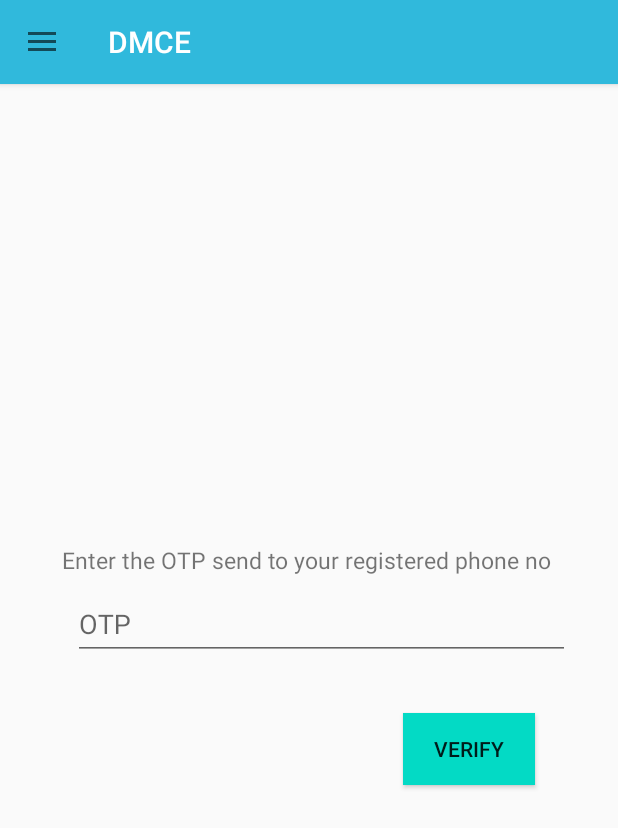
After one commit to underdogs3/Dmce-App, an Android app: the fragment VerifyPhoneNoFragment placed in its activity, on a phone screen of 412 x 824 dp. The commit adds this screen. Shown: the top 828 px of the screen. Run offline under Robolectric (Android 15) with nearby library versions, the phone set to English and light mode, and no system bars; our stand-ins replace Firebase (no records; nobody signed in at launch, a user with empty details on screens opened directly).

Commit message:
OTP verify feature

```diff
--- a/app/src/main/AndroidManifest.xml
+++ b/app/src/main/AndroidManifest.xml
@@ -1,7 +1,7 @@
 <?xml version="1.0" encoding="utf-8"?>
 <manifest xmlns:android="http://schemas.android.com/apk/res/android"
     package="com.example.loginpage">
-
+    <uses-permission android:name="android.permission.INTERNET" />
     <application
         android:allowBackup="true"
         android:icon="@drawable/logo"
@@ -9,6 +9,7 @@
         android:roundIcon="@drawable/logo"
         android:supportsRtl="true"
         android:theme="@style/AppTheme">
+
         <activity android:name=".HomePage"></activity>
         <activity android:name=".MainActivity">
             <intent-filter>
--- /dev/null
+++ b/app/src/main/java/com/example/loginpage/Fragment/VerifyPhoneNoFragment.java
@@ -0,0 +1,180 @@
+package com.example.loginpage.Fragment;
+
+import android.os.Bundle;
+
+import androidx.annotation.NonNull;
+import androidx.fragment.app.Fragment;
+import androidx.fragment.app.FragmentTransaction;
+
+import android.util.Log;
+import android.view.LayoutInflater;
+import android.view.View;
+import android.view.ViewGroup;
+import android.widget.Button;
+import android.widget.EditText;
+import android.widget.Toast;
+
+import com.example.loginpage.R;
+import com.google.android.gms.tasks.OnCompleteListener;
+import com.google.android.gms.tasks.OnFailureListener;
+import com.google.android.gms.tasks.OnSuccessListener;
+import com.google.android.gms.tasks.Task;
+import com.google.android.gms.tasks.TaskExecutors;
+import com.google.firebase.FirebaseException;
+import com.google.firebase.auth.AuthResult;
+import com.google.firebase.auth.FirebaseAuth;
+import com.google.firebase.auth.PhoneAuthCredential;
+import com.google.firebase.auth.PhoneAuthProvider;
+import com.google.firebase.firestore.DocumentReference;
+import com.google.firebase.firestore.DocumentSnapshot;
+import com.google.firebase.firestore.FirebaseFirestore;
+
+import java.util.concurrent.TimeUnit;
+
+
+public class VerifyPhoneNoFragment extends Fragment {
+    Button verify_btn;
+    EditText otp_entered;
+    String phoneNo,countryCodee="+91";
+    FirebaseAuth fAuth;
+    FirebaseFirestore fStore;
+    String userId;
+    String veri;
+
+    public VerifyPhoneNoFragment () {
+        // Required empty public constructor
+    }
+
+
+    @Override
+    public void onCreate (Bundle savedInstanceState) {
+        super.onCreate(savedInstanceState);
+
+
+    }
+
+    @Override
+    public View onCreateView (LayoutInflater inflater, ViewGroup container,
+                              Bundle savedInstanceState) {
+        // Inflate the layout for this fragment
+        final View view = inflater.inflate(R.layout.fragment_verify_phone_no, container, false);
+        otp_entered = view.findViewById(R.id.otp_entered);
+        verify_btn =view.findViewById(R.id.verify_button);
+
+        fAuth = FirebaseAuth.getInstance();
+        fStore = FirebaseFirestore.getInstance();
+
+        userId = fAuth.getCurrentUser().getUid();
+        DocumentReference documentReference = fStore.collection("students").document(userId);
+        documentReference.get()
+                .addOnSuccessListener(new OnSuccessListener<DocumentSnapshot>() {
+                    @Override
+                    public void onSuccess (DocumentSnapshot value) {
+                        if(value.exists()){
+                            phoneNo =value.getString("phone_no").trim();
+                            sendVerificationCode(phoneNo);
+
+                        }else{
+
+                            Toast.makeText(getContext(),"Document does not exist", Toast.LENGTH_SHORT).show();
+                        }
+                    }
+                })
+                .addOnFailureListener(new OnFailureListener() {
+                    @Override
+                    public void onFailure (@NonNull Exception e) {
+                        Toast.makeText(getContext(), "Error", Toast.LENGTH_SHORT).show();
+                        Log.d("TAG",e.toString());
+                    }
+                });
+
+
+
+        verify_btn.setOnClickListener(new View.OnClickListener() {
+            @Override
+            public void onClick (View v) {
+                Toast.makeText(getActivity(), "Verifing....", Toast.LENGTH_SHORT).show();
+                String code = otp_entered.getText().toString().trim();
+                if(veri!=null){
+                    PhoneAuthCredential phoneAuthCredential= PhoneAuthProvider.getCredential(veri,code);
+                    FirebaseAuth.getInstance().signInWithCredential(phoneAuthCredential)
+                            .addOnCompleteListener(new OnCompleteListener<AuthResult>() {
+                                @Override
+                                public void onComplete (@NonNull Task<AuthResult> task) {
+
+                                    if(task.isSuccessful()){
+                                        UpdatePasswordFragment fragment = new UpdatePasswordFragment();
+                                        FragmentTransaction ft = getParentFragmentManager().beginTransaction();
+                                        ft.replace(R.id.frame_layout,fragment);
+                                        ft.commit();
+                                        Toast.makeText(getContext(), "OTP Verified", Toast.LENGTH_SHORT).show();
+                                    }else{
+                                        Toast.makeText(getContext(), "Entered OTP is invalid   ", Toast.LENGTH_SHORT).show();
+                                    }
+                                    if(task.isCanceled()){
+                                        Toast.makeText(getContext(), "Entered OTP is invalid   ", Toast.LENGTH_SHORT).show();
+                                    }
+
+                                }
+                            });
+                }
+            }
+        });
+
+
+
+//        PhoneAuthProvider.getInstance().verifyPhoneNumber(
+//               "+91"+phoneNo,
+//              60,
+//              TimeUnit.SECONDS,
+//              getActivity(),
+//              new PhoneAuthProvider.OnVerificationStateChangedCallbacks() {
+//                  @Override
+//                  public void onVerificationCompleted (@NonNull PhoneAuthCredential phoneAuthCredential) {
+//
+//                  }
+//
+//                  @Override
+//                  public void onVerificationFailed (@NonNull FirebaseException e) {
+//                      Toast.makeText(getContext(),"+91"+phoneNo+ e.getMessage(), Toast.LENGTH_SHORT).show();
+//                  }
+//
+//                  @Override
+//                  public void onCodeSent (@NonNull String verificationId, @NonNull PhoneAuthProvider.ForceResendingToken forceResendingToken) {
+//                    veri = verificationId;
+//                      Toast.makeText(getContext(), "Code send", Toast.LENGTH_SHORT).show();
+//                  }
+//              }
+//      );
+
+
+        return view;
+    }
+    private void sendVerificationCode(final String phoneNo) {
+
+        PhoneAuthProvider.getInstance().verifyPhoneNumber(
+                "+91" + phoneNo,
+                60,
+                TimeUnit.SECONDS,
+                requireActivity(),
+                new PhoneAuthProvider.OnVerificationStateChangedCallbacks() {
+                    @Override
+                    public void onVerificationCompleted (@NonNull PhoneAuthCredential phoneAuthCredential) {
+
+                    }
+
+                    @Override
+                    public void onVerificationFailed (@NonNull FirebaseException e) {
+                        Toast.makeText(getContext(),"+91"+phoneNo+ e.getMessage(), Toast.LENGTH_SHORT).show();
+                    }
+
+                    @Override
+                    public void onCodeSent (@NonNull String verificationId, @NonNull PhoneAuthProvider.ForceResendingToken forceResendingToken) {
+                        veri = verificationId;
+                        Toast.makeText(getContext(), "Code send", Toast.LENGTH_SHORT).show();
+                    }
+                }
+        );
+    }
+
+}
--- a/app/src/main/java/com/example/loginpage/HomePage.java
+++ b/app/src/main/java/com/example/loginpage/HomePage.java
@@ -84,7 +84,7 @@ public class HomePage extends AppCompatActivity implements NavigationView.OnNavi
 
         else if (id == R.id.logout) {
             FirebaseAuth.getInstance().signOut();
-            SaveSharedPreference.clearUserName(getApplicationContext());
+           // SaveSharedPreference.clearUserName(getApplicationContext());
             Toast.makeText(this, "Logged out", Toast.LENGTH_SHORT).show();
            Intent intent = new Intent(getApplicationContext(),MainActivity.class);
             intent.setFlags(Intent.FLAG_ACTIVITY_NEW_TASK |
--- /dev/null
+++ b/app/src/main/res/layout/fragment_verify_phone_no.xml
@@ -0,0 +1,65 @@
+<?xml version="1.0" encoding="utf-8"?>
+<FrameLayout xmlns:android="http://schemas.android.com/apk/res/android"
+    xmlns:tools="http://schemas.android.com/tools"
+    android:layout_width="match_parent"
+    android:layout_height="match_parent"
+    xmlns:app="http://schemas.android.com/apk/res-auto"
+    tools:context=".Fragment.VerifyPhoneNoFragment">
+
+    <androidx.constraintlayout.widget.ConstraintLayout
+        android:layout_width="match_parent"
+        android:layout_height="match_parent">
+
+        <com.google.android.material.textfield.TextInputLayout
+            android:id="@+id/textInputLayout2"
+            android:layout_width="wrap_content"
+            android:layout_height="wrap_content"
+            app:layout_constraintBottom_toBottomOf="parent"
+            app:layout_constraintEnd_toEndOf="parent"
+            app:layout_constraintLeft_toLeftOf="@+id/guideline4"
+            app:layout_constraintStart_toStartOf="@id/guideline4"
+            app:layout_constraintTop_toTopOf="parent">
+
+            <com.google.android.material.textfield.TextInputEditText
+                android:layout_width="331dp"
+                android:id="@+id/otp_entered"
+                android:layout_height="wrap_content"
+                android:hint="OTP" />
+        </com.google.android.material.textfield.TextInputLayout>
+
+        <TextView
+            android:id="@+id/otpmsg"
+            android:layout_width="wrap_content"
+            android:layout_height="wrap_content"
+            android:text="Enter the OTP send to your registered phone no  "
+            android:textSize="15dp"
+            app:layout_constraintBottom_toTopOf="@+id/textInputLayout2"
+            app:layout_constraintEnd_toEndOf="parent"
+            app:layout_constraintHorizontal_bias="0.533"
+            app:layout_constraintStart_toStartOf="parent"
+            app:layout_constraintTop_toTopOf="parent"
+            app:layout_constraintVertical_bias="1.0" />
+
+        <Button
+            android:layout_width="wrap_content"
+            android:layout_height="wrap_content"
+            android:layout_marginTop="35dp"
+            android:id="@+id/verify_button"
+            android:text="Verify"
+            android:background="@color/colorAccent"
+            app:layout_constraintBottom_toBottomOf="parent"
+            app:layout_constraintEnd_toEndOf="parent"
+            app:layout_constraintHorizontal_bias="0.829"
+            app:layout_constraintStart_toStartOf="parent"
+            app:layout_constraintTop_toBottomOf="@+id/textInputLayout2"
+            app:layout_constraintVertical_bias="0.0" />
+
+        <androidx.constraintlayout.widget.Guideline
+            android:id="@+id/guideline4"
+            android:layout_width="wrap_content"
+            android:layout_height="wrap_content"
+            android:orientation="vertical"
+            app:layout_constraintGuide_begin="16dp" />
+    </androidx.constraintlayout.widget.ConstraintLayout>
+
+</FrameLayout>
--- a/app/src/main/res/values/strings.xml
+++ b/app/src/main/res/values/strings.xml
@@ -7,5 +7,5 @@
     <string name="hello_blank_fragment">Hello blank fragment</string>
     <string name="home">Home</string>
     <string name="classes_attended">Classes Attended:</string>
-    <string name="date_of_birth">dateofbirth</string>
+    <string name="date_of_birth">22/03/2002</string>
 </resources>
```
Also changed, not shown: app/src/main/java/com/example/loginpage/Fragment/LogoutFragment.java (+14 -0 lines), app/src/main/java/com/example/loginpage/Fragment/ProfileFragment.java (+28 -28 lines), app/src/main/java/com/example/loginpage/Fragment/UpdatePasswordFragment.java (added, +104 -0 lines), app/src/main/java/com/example/loginpage/MainActivity.java (+7 -5 lines), app/src/main/res/layout/fragment_profile.xml (+17 -4 lines), app/src/main/res/layout/fragment_update_password.xml (added, +84 -0 lines).
